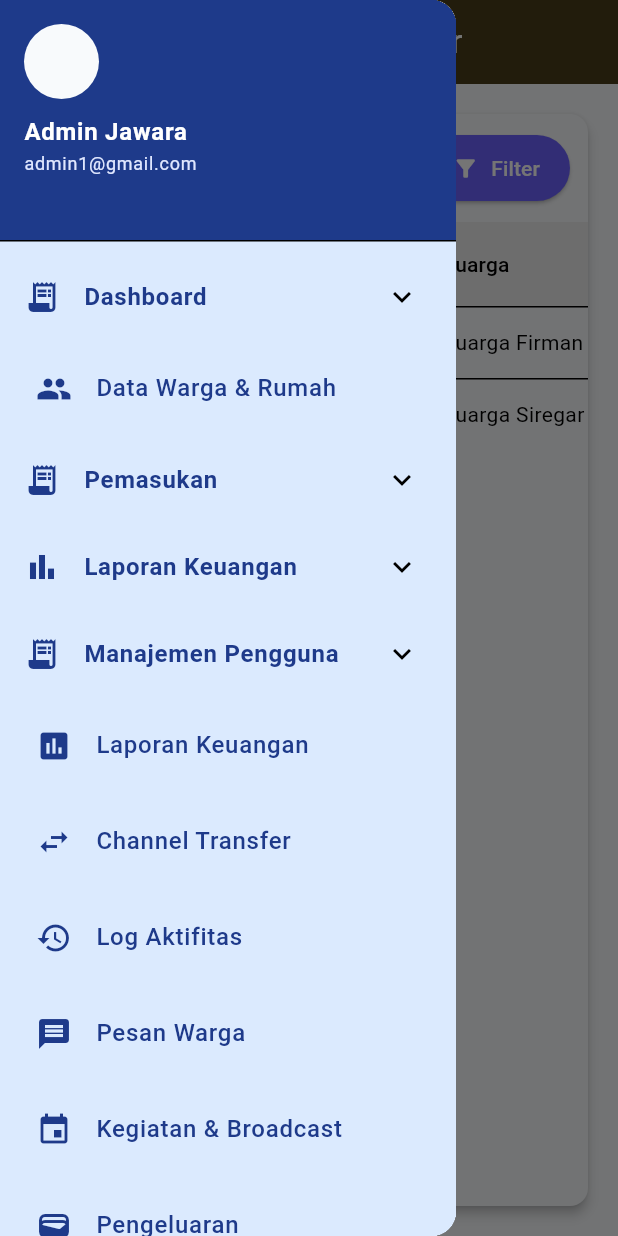
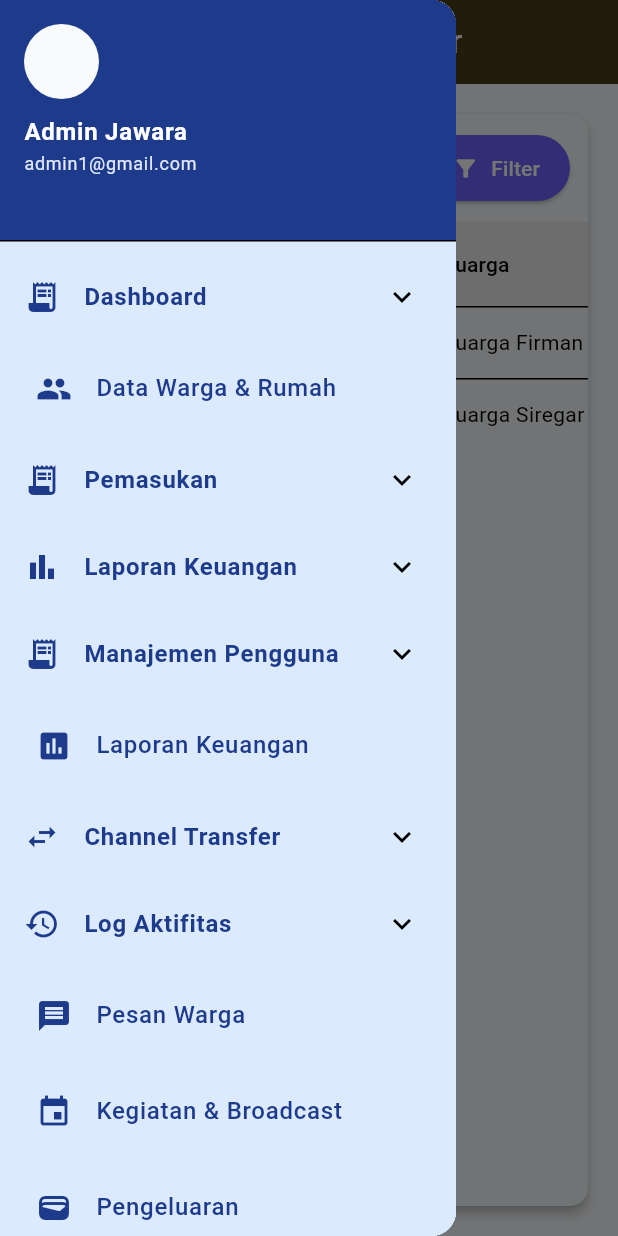
Before and after one commit to Ghetsa/UTS_Mobile_Kelompok3, a Flutter app: the DaftarMutasiPage screen opened directly, with the side drawer open, on a phone screen of 412 x 824 dp. Run offline on Flutter 3.47's test engine with Material 3 defaults, Android fonts, the phone set to English and light mode, and no system bars; our stand-ins replace file_picker, fl_chart.

Commit message:
update sidebar, routes

```diff
--- a/jawara_kelompok3/lib/Layout/sidebar.dart
+++ b/jawara_kelompok3/lib/Layout/sidebar.dart
@@ -46,9 +46,7 @@ class AppSidebar extends StatelessWidget {
               ),
             ),
 
-            // === Menu utama ===
-            // _buildMenuItem(Icons.dashboard, "Dashboard", "/", context, currentRoute),
-            // === Pemasukan ===
+            // === Dashboard (ExpansionTile) ===
             Theme(
               data: Theme.of(
                 context,
@@ -95,7 +93,7 @@ class AppSidebar extends StatelessWidget {
               currentRoute,
             ),
 
-            // === Pemasukan ===
+            // === Pemasukan (ExpansionTile) ===
             Theme(
               data: Theme.of(
                 context,
@@ -147,11 +145,13 @@ class AppSidebar extends StatelessWidget {
               ),
             ),
 
-            // === Laporan Keuangan ===
+            // === Laporan Keuangan (ExpansionTile) ===
             Theme(
-              data: Theme.of(context).copyWith(dividerColor: Colors.transparent),
+              data:
+                  Theme.of(context).copyWith(dividerColor: Colors.transparent),
               child: ExpansionTile(
-                leading: const Icon(Icons.bar_chart, color: AppTheme.primaryBlue),
+                leading:
+                    const Icon(Icons.bar_chart, color: AppTheme.primaryBlue),
                 title: const Text(
                   "Laporan Keuangan",
                   style: TextStyle(
@@ -160,14 +160,17 @@ class AppSidebar extends StatelessWidget {
                   ),
                 ),
                 children: [
-                  _buildSubMenuItem("Semua Pemasukan", "/laporan/semua-pemasukan", context, currentRoute),
-                  _buildSubMenuItem("Semua Pengeluaran", "/laporan/semua-pengeluaran", context, currentRoute),
-                  _buildSubMenuItem("Cetak Laporan", "/laporan/cetak", context, currentRoute),
+                  _buildSubMenuItem("Semua Pemasukan",
+                      "/laporan/semua-pemasukan", context, currentRoute),
+                  _buildSubMenuItem("Semua Pengeluaran",
+                      "/laporan/semua-pengeluaran", context, currentRoute),
+                  _buildSubMenuItem(
+                      "Cetak Laporan", "/laporan/cetak", context, currentRoute),
                 ],
               ),
             ),
 
-            // === Manajemen Pengguna ===
+            // === Manajemen Pengguna (ExpansionTile) ===
             Theme(
               data: Theme.of(
                 context,
@@ -201,7 +204,7 @@ class AppSidebar extends StatelessWidget {
               ),
             ),
 
-            // === Menu utama lain ===
+            // Laporan Keuangan (Menu Utama Lain - Duplikasi)
             _buildMenuItem(
               Icons.insert_chart,
               "Laporan Keuangan",
@@ -209,20 +212,70 @@ class AppSidebar extends StatelessWidget {
               context,
               currentRoute,
             ),
-            _buildMenuItem(
+
+            // === Channel Transfer (DIUBAH MENJADI ExpansionTile) ===
+            Theme(
+              data:
+                  Theme.of(context).copyWith(dividerColor: Colors.transparent),
+              child: ExpansionTile(
+                leading: const Icon(
                   Icons.swap_horiz,
+                  color: AppTheme.primaryBlue,
+                ),
+                title: const Text(
                   "Channel Transfer",
-              "/channel",
+                  style: TextStyle(
+                    color: AppTheme.primaryBlue,
+                    fontWeight: FontWeight.w600,
+                  ),
+                ),
+                children: [
+                  _buildSubMenuItem(
+                    "Daftar Channel",
+                    "/channel/channelDaftar",
                     context,
                     currentRoute,
                   ),
-            _buildMenuItem(
-              Icons.history,
-              "Log Aktifitas",
-              "/log",
+                  _buildSubMenuItem(
+                    "Tambah Channel",
+                    "/channel/channelTambah",
                     context,
                     currentRoute,
                   ),
+                ],
+              ),
+            ),
+
+            // === Log Aktifitas (DIUBAH MENJADI ExpansionTile DENGAN SUB MENU) ===
+            Theme(
+              data:
+                  Theme.of(context).copyWith(dividerColor: Colors.transparent),
+              child: ExpansionTile(
+                leading: const Icon(
+                  Icons.history, // Icon yang sudah ada
+                  color: AppTheme.primaryBlue,
+                ),
+                title: const Text(
+                  "Log Aktifitas",
+                  style: TextStyle(
+                    color: AppTheme.primaryBlue,
+                    fontWeight: FontWeight.w600,
+                  ),
+                ),
+                children: [
+                  // Sub Menu: Semua Aktifitas
+                  _buildSubMenuItem(
+                    "Semua Aktifitas",
+                    "/semuaAktifitas",
+                    context,
+                    currentRoute,
+                  ),
+                  // Anda bisa menambahkan sub menu lain di sini jika diperlukan
+                ],
+              ),
+            ),
+
+            // Menu yang tersisa (tidak diubah)
             _buildMenuItem(
               Icons.message,
               "Pesan Warga",
--- a/jawara_kelompok3/lib/Routes/app_routes.dart
+++ b/jawara_kelompok3/lib/Routes/app_routes.dart
@@ -35,6 +35,13 @@ import '../Pemasukan/pemasukanLain/tambah_page.dart';
 // === Manajemen Pengguna ===
 import '../ManajemenPengguna/Daftar/daftar_pengguna.dart';
 import '../ManajemenPengguna/Tambah/tambah_pengguna.dart';
+
+// === Channel Transfer ===
+import '../ChannelTransfer/tambah/tambah_channel.dart';
+import '../ChannelTransfer/daftar/daftar_channel.dart';
+
+// === Log Aktifitas ===
+import '../LogAktifitas/semua_aktifitas.dart';
 
 class AppRoutes {
   static final Map<String, WidgetBuilder> routes = {
@@ -79,9 +86,12 @@ class AppRoutes {
 
     // === Channel Transfer ===
     '/channel': (context) => const ChannelTransferPage(),
+    '/channel/channelDaftar': (context) => const DaftarChannelPage(),
+    '/channel/channelTambah': (context) => const TambahChannelPage(),
 
     // === Log Aktivitas ===
     '/log': (context) => const LogAktifitasPage(),
+    '/semuaAktifitas': (context) => const SemuaAktifitasPage(),
 
     // === Pesan Warga ===
     '/pesan': (context) => const PesanWargaPage(),
```
Lines whose indentation alone changed are shown as unchanged.
